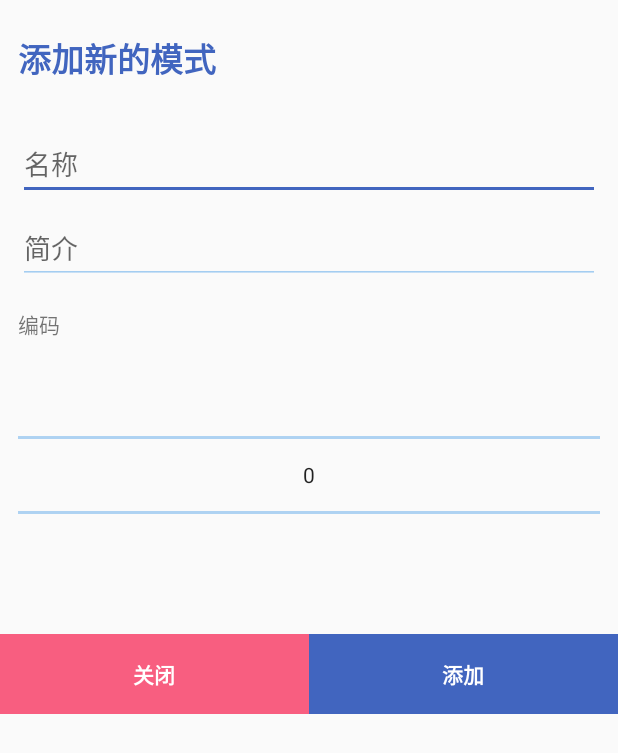
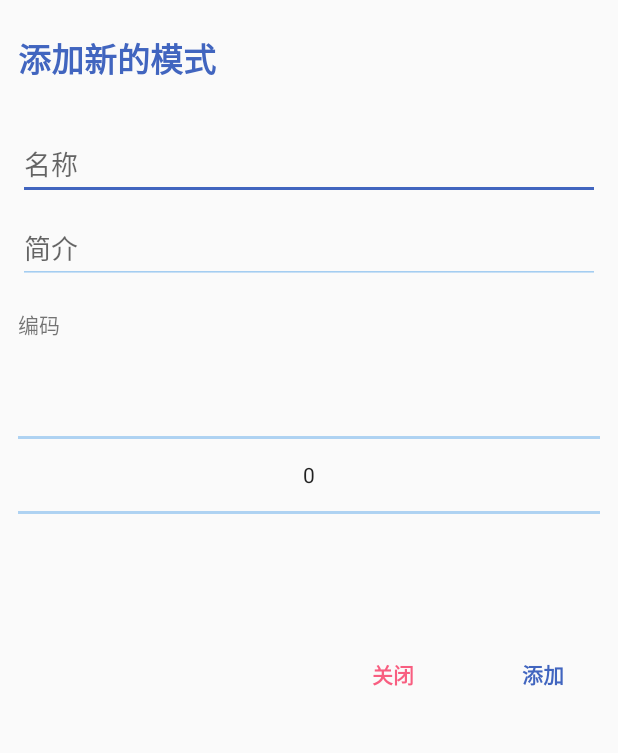
Before and after one commit to Fireflyest/Btcontrol, an Android app: the layout dialog_add_mode.xml on its own in the app's theme, with its tools: preview values and no code run, on a phone screen of 412 x 824 dp. Shown: the top 753 px of the screen. Run offline under Robolectric (Android 15) with nearby library versions, the phone set to English and light mode, and no system bars.

Commit message:
修复多设备bug

```diff
--- a/app/src/main/java/com/fireflyest/btcontrol/adapter/IndexList/IndexItemAdapter.java
+++ b/app/src/main/java/com/fireflyest/btcontrol/adapter/IndexList/IndexItemAdapter.java
@@ -68,7 +68,7 @@ public class IndexItemAdapter extends RecyclerView.Adapter<IndexItemAdapter.View
     }
 
     public void moveItem(int from, int to){
-        if(to >= indices.size() || to < 0)return;
+        if(to >= indices.size() || to < 0 || from > indices.size() || from < 0)return;
         indices.get(from).setSelect(false);
         indices.get(to).setSelect(true);
         this.notifyItemChanged(from);
--- a/app/src/main/java/com/fireflyest/btcontrol/ui/InfoFragment.java
+++ b/app/src/main/java/com/fireflyest/btcontrol/ui/InfoFragment.java
@@ -125,7 +125,7 @@ public class InfoFragment extends Fragment implements SharedPreferences.OnShared
 
                 while (true){
                     try {
-                        sleep(60000);
+                        sleep(1000);
                     } catch (InterruptedException e) {
                         e.printStackTrace();
                     }
--- a/app/src/main/res/layout/dialog_add_mode.xml
+++ b/app/src/main/res/layout/dialog_add_mode.xml
@@ -25,7 +25,9 @@
         android:hint="@string/str_name"
         android:layout_marginLeft="12dp"
         android:layout_marginRight="12dp"
-        app:layout_constraintTop_toBottomOf="@+id/dialog_mode_title"/>
+        app:layout_constraintTop_toBottomOf="@+id/dialog_mode_title"
+        android:autofillHints=""
+        android:inputType="text" />
 
     <EditText
         android:id="@+id/dialog_mode_desc"
@@ -36,7 +38,9 @@
         android:hint="@string/str_desc"
         android:layout_marginLeft="12dp"
         android:layout_marginRight="12dp"
-        app:layout_constraintTop_toBottomOf="@+id/dialog_mode_name"/>
+        app:layout_constraintTop_toBottomOf="@+id/dialog_mode_name"
+        android:autofillHints=""
+        android:inputType="text" />
 
     <TextView
         android:id="@+id/dialog_mode_text"
@@ -59,15 +63,13 @@
 
     <TextView
         android:id="@+id/dialog_mode_add"
-        android:layout_width="0dp"
+        android:layout_width="100dp"
         android:layout_height="wrap_content"
         android:text="@string/str_add"
-        android:background="@color/colorPrimaryDark"
-        android:textColor="@color/foreground"
+        android:textColor="@color/colorPrimaryDark"
         android:textStyle="bold"
         app:layout_constraintTop_toBottomOf="@+id/dialog_mode_code"
         app:layout_constraintEnd_toEndOf="parent"
-        app:layout_constraintStart_toEndOf="@+id/dialog_mode_close"
         android:clickable="true"
         android:focusable="true"
         android:gravity="center"
@@ -76,14 +78,12 @@
 
     <TextView
         android:id="@+id/dialog_mode_close"
-        android:layout_width="0dp"
+        android:layout_width="100dp"
         android:layout_height="wrap_content"
         android:text="@string/app_close"
-        android:background="@color/colorAccentDark"
-        android:textColor="@color/foreground"
+        android:textColor="@color/colorAccentDark"
         android:textStyle="bold"
         app:layout_constraintTop_toBottomOf="@+id/dialog_mode_code"
-        app:layout_constraintStart_toStartOf="parent"
         app:layout_constraintEnd_toStartOf="@+id/dialog_mode_add"
         android:clickable="true"
         android:focusable="true"
```
Also changed, not shown: app/src/main/java/com/fireflyest/btcontrol/MainActivity.java (+28 -8 lines), app/src/main/res/layout/dialog_edit_device.xml (+7 -9 lines).
